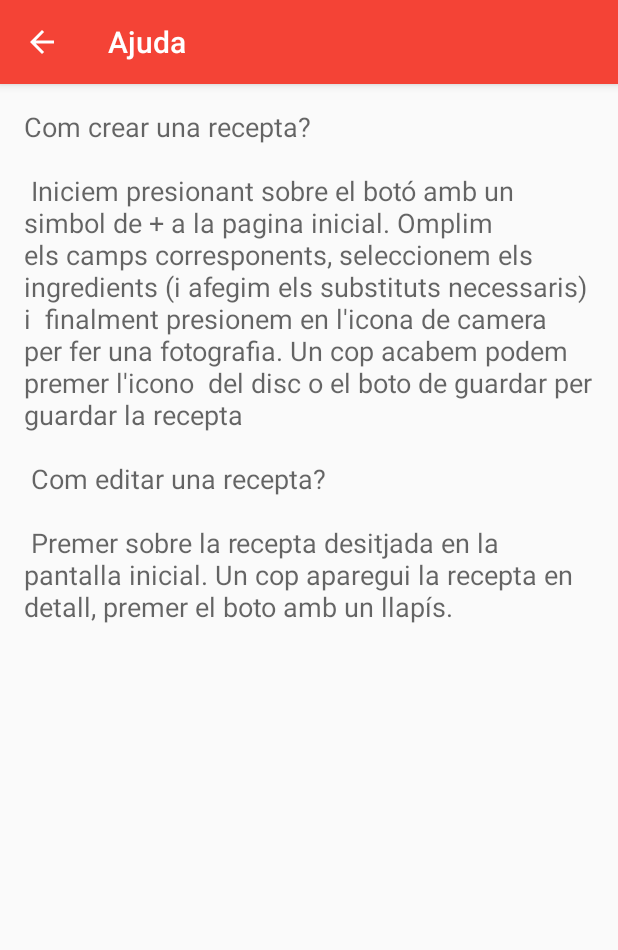
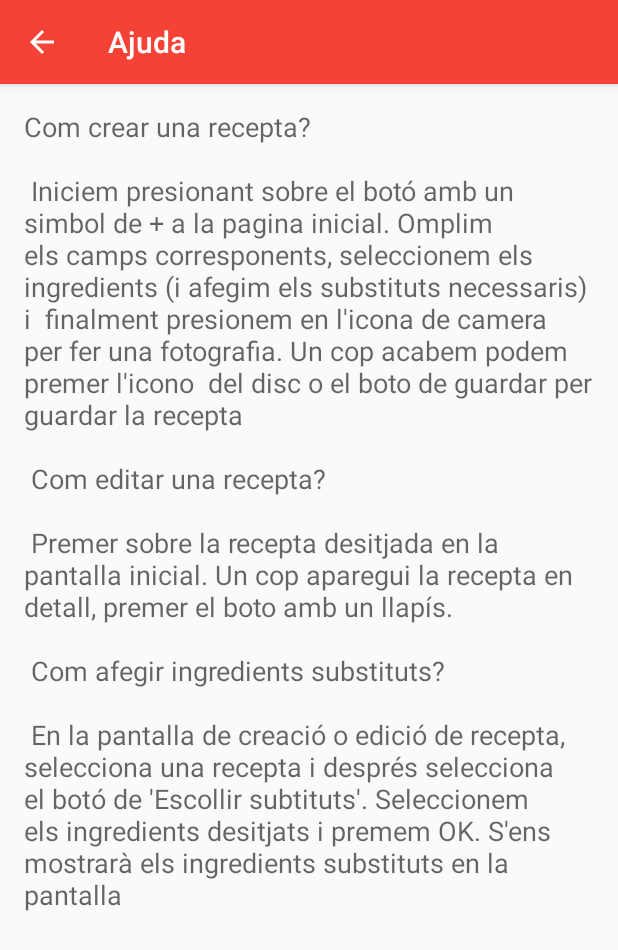
Before and after one commit to casassg/cookbook, an Android app: the screen it shows after launch (TextActivity), in the options menu, after a tap on "Ajuda", on a phone screen of 412 x 824 dp. Shown: the top 950 px of the screen. Run offline under Robolectric (Android 15) with nearby library versions, the phone set to English and light mode, and no system bars.

Commit message:
finish help text

```diff
--- a/app/src/main/java/edu/upc/fib/idi/idireceptes/activity/InputActivity.java
+++ b/app/src/main/java/edu/upc/fib/idi/idireceptes/activity/InputActivity.java
@@ -219,7 +219,7 @@ public class InputActivity extends AppCompatActivity implements IngredientsDialo
     @Override
     protected void onDestroy() {
         super.onDestroy();
-        if (mCurrentPhotoPath != null) {
+        if (mCurrentPhotoPath != null && isFinishing()) {
             File f = new File(mCurrentPhotoPath);
             if (f.exists() && !f.delete()) {
                 Log.e(TAG, "Could not delete the temp photo");
@@ -236,7 +236,7 @@ public class InputActivity extends AppCompatActivity implements IngredientsDialo
                 saveAndResizeFile(mCurrentPhotoPath);
                 setImage();
             } else {
-                Log.e(TAG, "Image just disapeared");
+                Log.e(TAG, "Image just disapeared, magic?");
             }
 
         }
--- a/app/src/main/res/values/strings.xml
+++ b/app/src/main/res/values/strings.xml
@@ -35,7 +35,12 @@
 
         "Com editar una recepta?\n\n"
 
-        "Premer sobre la recepta desitjada en la pantalla inicial. Un cop aparegui la recepta en detall, premer el boto amb un llapís."
+        "Premer sobre la recepta desitjada en la pantalla inicial. Un cop aparegui la recepta en detall, premer el boto amb un llapís.\n\n"
+
+        "Com afegir ingredients substituts?\n\n"
+
+        "En la pantalla de creació o edició de recepta, selecciona una recepta i després selecciona el botó de 'Escollir subtituts'. Seleccionem els ingredients desitjats i premem OK. S'ens mostrarà els ingredients substituts en la pantalla"
+
     </string>
     <string name="help_title">Ajuda</string>
     <string name="about">
```
